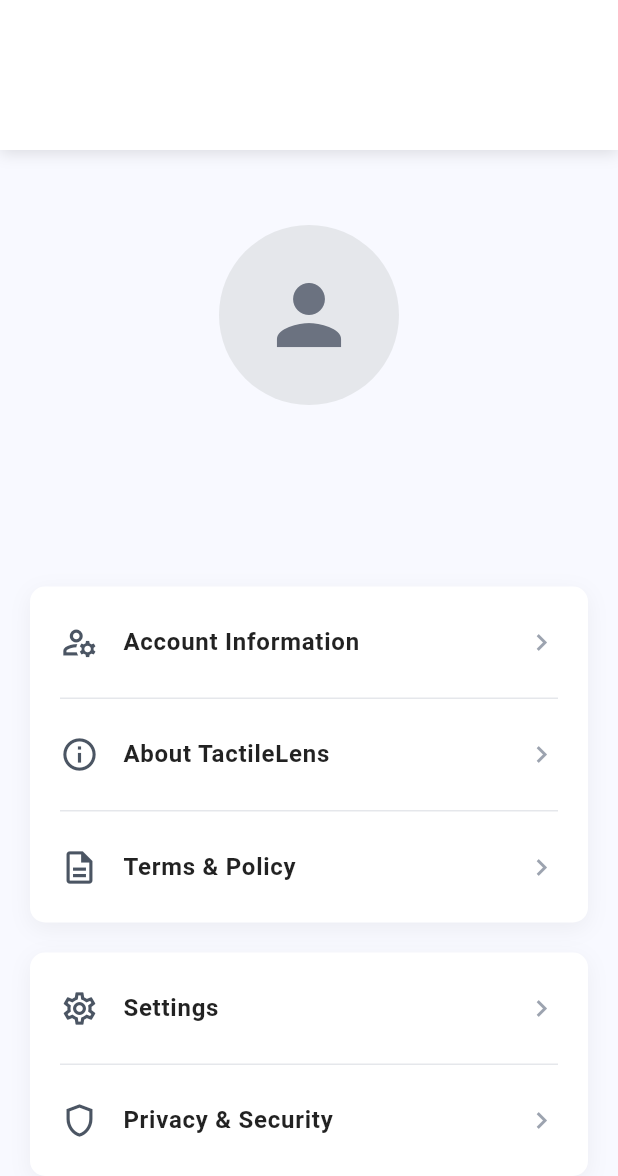
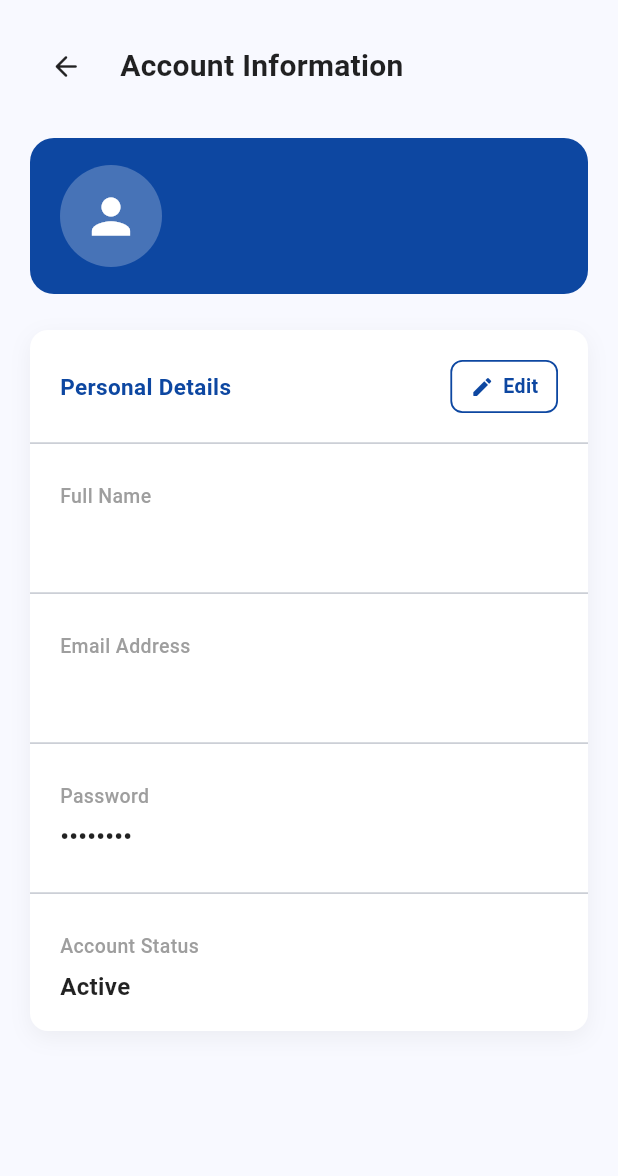
Before and after one commit to Aaeyron/TactileLens, a Flutter app: the ProfileScreen screen opened directly, after a tap on "Account Information", on a phone screen of 412 x 824 dp. Shown: the top 1176 px of the screen. Run offline on Flutter 3.47's test engine with Material 3 defaults, Android fonts, the phone set to English and light mode, and no system bars; our stand-ins replace camera, file_picker, shared_preferences; accounts and stored records are empty; Roboto replaces fonts that are missing (Poppins).

Commit message:
Implement Account Information screen with reusable components and enhanced profile interface

```diff
--- /dev/null
+++ b/frontend/lib/screens/profile/account_information_screen.dart
@@ -0,0 +1,242 @@
+import 'package:flutter/material.dart';
+import '../../styles/screens/profile/account_information_screen_styles.dart';
+import '../../utils/session_manager.dart';
+
+class AccountInformationScreen extends StatefulWidget {
+  const AccountInformationScreen({super.key});
+
+  @override
+  State<AccountInformationScreen> createState() =>
+      _AccountInformationScreenState();
+}
+
+class _AccountInformationScreenState
+    extends State<AccountInformationScreen> {
+
+  String firstName = "";
+  String lastName = "";
+  String email = "";
+
+  @override
+  void initState() {
+    super.initState();
+    loadUser();
+  }
+
+  Future<void> loadUser() async {
+    firstName = await SessionManager.getFirstName() ?? "";
+    lastName = await SessionManager.getLastName() ?? "";
+    email = await SessionManager.getEmail() ?? "";
+
+    setState(() {});
+  }
+
+  Widget buildInfoTile(
+    String title,
+    String value,
+  ) {
+    return Padding(
+      padding: AccountInformationStyles.infoTilePadding,
+      child: Column(
+        crossAxisAlignment: CrossAxisAlignment.start,
+        children: [
+
+          Text(
+            title,
+            style: AccountInformationStyles.infoTitleStyle,
+          ),
+
+          const SizedBox(height: 6),
+
+          Text(
+            value,
+            style: AccountInformationStyles.infoValueStyle,
+          ),
+
+        ],
+      ),
+    );
+  }
+
+ @override
+Widget build(BuildContext context) {
+  return Scaffold(
+    body: SafeArea(
+      child: SingleChildScrollView(
+        child: Padding(
+          padding: AccountInformationStyles.screenPadding,
+          child: Column(
+            crossAxisAlignment: CrossAxisAlignment.start,
+            children: [
+              Row(
+            children: [
+              IconButton(
+                onPressed: () => Navigator.pop(context),
+                icon: Icon(
+                  AccountInformationStyles.backIcon,
+                  size: AccountInformationStyles.backIconSize,
+                  color: AccountInformationStyles.primaryTextColor,
+                ),
+                padding: EdgeInsets.zero,
+                constraints: const BoxConstraints(),
+              ),
+              const SizedBox(width: 12),
+
+              Text(
+                AccountInformationStyles.screenTitle,
+                style: AccountInformationStyles.screenTitleStyle,
+              ),
+            ],
+          ),
+
+          const SizedBox(height: 24),
+
+           Container(
+                width: double.infinity,
+                padding: const EdgeInsets.symmetric(
+                  horizontal: 20,
+                  vertical: 18,
+                ),
+                decoration: BoxDecoration(
+                color: AccountInformationStyles.profileCardBackgroundColor,  // App dark blue
+                  borderRadius: BorderRadius.circular(16),
+                ),
+                child: Row(
+                  crossAxisAlignment: CrossAxisAlignment.center,
+                  children: [
+
+                    CircleAvatar(
+                      radius: 34,
+                      backgroundColor: Colors.white24,
+                      child: const Icon(
+                        Icons.person,
+                        size: 38,
+                        color: Colors.white,
+                      ),
+                    ),
+
+                    const SizedBox(width: 18),
+
+                    Expanded(
+                      child: Column(
+                        crossAxisAlignment: CrossAxisAlignment.start,
+                        children: [
+
+                          Text(
+                            "$firstName $lastName",
+                            style: const TextStyle(
+                              fontFamily: 'Poppins',
+                              fontSize: 20,
+                              fontWeight: FontWeight.w600,
+                              color: Colors.white,
+                            ),
+                          ),
+                        ],
+                      ),
+                    ),
+                  ],
+                ),
+              ),
+
+              const SizedBox(height: 24),
+
+
+              Container(
+                decoration: AccountInformationStyles.cardDecoration,
+               child: Column(
+                  crossAxisAlignment: CrossAxisAlignment.start,
+                  children: [
+
+                    Padding(
+                      padding: AccountInformationStyles.personalDetailsPadding,
+                      child: Row(
+                        mainAxisAlignment: MainAxisAlignment.spaceBetween,
+                        children: [
+
+                          Text(
+                            AccountInformationStyles.personalDetailsTitle,
+                            style: AccountInformationStyles.personalDetailsTitleStyle,
+                          ),
+
+                          InkWell(
+                            onTap: () {
+                              // TODO: Navigate to Edit Account
+                            },
+                            borderRadius: BorderRadius.circular(
+                              AccountInformationStyles.editButtonRadius,
+                            ),
+                            child: Container(
+                              padding: AccountInformationStyles.editButtonPadding,
+                              decoration: BoxDecoration(
+                                color: Colors.white,
+                                borderRadius: BorderRadius.circular(
+                                  AccountInformationStyles.editButtonRadius,
+                                ),
+                                border: Border.all(
+                                  color: AccountInformationStyles.appPrimaryColor,
+                                  width: 1.2,
+                                ),
+                              ),
+                              child: Row(
+                                mainAxisSize: MainAxisSize.min,
+                                children: [
+
+                                  Icon(
+                                    AccountInformationStyles.editButtonIcon,
+                                    size: AccountInformationStyles.editButtonIconSize,
+                                    color: AccountInformationStyles.appPrimaryColor,
+                                  ),
+
+                                  const SizedBox(width: 6),
+
+                                  Text(
+                                    AccountInformationStyles.editButtonTitle,
+                                    style: AccountInformationStyles.editButtonStyle,
+                                  ),
+
+                                ],
+                              ),
+                            ),
+                          ),
+
+                        ],
+                      ),
+                    ),
+                    const Divider(),
+
+                    buildInfoTile(
+                      "Full Name",
+                      "$firstName $lastName",
+                    ),
+
+                    const Divider(),
+
+                    buildInfoTile(
+                      "Email Address",
+                      email,
+                    ),
+
+                    const Divider(),
+
+                    buildInfoTile(
+                      "Password",
+                      "••••••••",
+                    ),
+
+                    const Divider(),
+
+                    buildInfoTile(
+                      "Account Status",
+                      "Active",
+                        ),
+                      ],
+                    ),
+                  ),
+                ],
+              ),
+            ),
+          ),
+        ),
+      );
+    }
+ }
--- a/frontend/lib/screens/profile/profile_screen.dart
+++ b/frontend/lib/screens/profile/profile_screen.dart
@@ -3,6 +3,7 @@ import '../../widgets/app_header.dart';
 import '../../styles/screens/profile/profile_screen_styles.dart';
 import '../../utils/session_manager.dart';
 import '../../widgets/profile/logout_dialog.dart';
+import 'account_information_screen.dart';
 
 
 class ProfileScreen extends StatefulWidget {
@@ -116,7 +117,14 @@ Widget build(BuildContext context) {
                           size: ProfileStyles.menuArrowSize,
                           color: ProfileStyles.menuArrowColor,
                         ),
-                        onTap: () {},
+                       onTap: () {
+                          Navigator.push(
+                            context,
+                            MaterialPageRoute(
+                              builder: (_) => const AccountInformationScreen(),
+                            ),
+                          );
+                        },
                       ),
 
                       Divider(
--- /dev/null
+++ b/frontend/lib/styles/screens/profile/account_information_screen_styles.dart
@@ -0,0 +1,143 @@
+import 'package:flutter/material.dart';
+
+class AccountInformationStyles {
+  const AccountInformationStyles._();
+
+  // ==========================================================
+  // SHARED COLORS
+  // ==========================================================
+
+  static const Color primaryTextColor = Colors.black87;
+
+  static const Color appPrimaryColor =
+      Color(0xFF0D47A1);
+
+  // ==========================================================
+  // SCREEN LAYOUT
+  // ==========================================================
+
+  static const EdgeInsets screenPadding =
+      EdgeInsets.all(20);
+
+  // ==========================================================
+  // SCREEN TITLE
+  // ==========================================================
+
+  static const String screenTitle =
+      "Account Information";
+
+  static const TextStyle screenTitleStyle = TextStyle(
+    fontSize: 20,
+    fontWeight: FontWeight.w600,
+    color: primaryTextColor,
+    letterSpacing: 0.2,
+  );
+
+  // ==========================================================
+  // HEADER
+  // ==========================================================
+
+  static const IconData backIcon =
+      Icons.arrow_back_rounded;
+
+  static const double backIconSize = 22;
+
+  static const double headerSpacing = 12;
+
+  static const double headerBottomSpacing = 24;
+
+  // ==========================================================
+  // PROFILE SUMMARY CARD
+  // ==========================================================
+
+  static const Color profileCardBackgroundColor =
+      appPrimaryColor;
+
+  // ==========================================================
+  // PERSONAL DETAILS CARD
+  // ==========================================================
+
+  static const EdgeInsets infoTilePadding =
+      EdgeInsets.symmetric(
+    horizontal: 20,
+    vertical: 18,
+  );
+
+  static final BoxDecoration cardDecoration =
+      BoxDecoration(
+    color: Colors.white,
+    borderRadius: BorderRadius.circular(12),
+    boxShadow: [
+      BoxShadow(
+        color: Colors.black.withValues(alpha: 0.05),
+        blurRadius: 12,
+        offset: const Offset(0, 4),
+      ),
+    ],
+  );
+
+  // ==========================================================
+  // PERSONAL DETAILS HEADER
+  // ==========================================================
+
+  static const String personalDetailsTitle =
+      "Personal Details";
+
+  static const EdgeInsets personalDetailsPadding =
+      EdgeInsets.fromLTRB(20, 20, 20, 12);
+
+  static const TextStyle personalDetailsTitleStyle =
+      TextStyle(
+    fontFamily: 'Poppins',
+    fontSize: 15,
+    fontWeight: FontWeight.w600,
+    color: appPrimaryColor,
+  );
+
+
+ // ==========================================================
+// EDIT BUTTON
+// ==========================================================
+
+static const String editButtonTitle =
+    "Edit";
+
+static const IconData editButtonIcon =
+    Icons.mode_edit_outline_rounded;
+
+static const double editButtonIconSize = 16;
+
+static const double editButtonRadius = 8;
+
+static const EdgeInsets editButtonPadding =
+    EdgeInsets.symmetric(
+      horizontal: 12,
+      vertical: 7,
+    );
+
+static const TextStyle editButtonStyle =
+    TextStyle(
+      fontFamily: 'Poppins',
+      fontSize: 13,
+      fontWeight: FontWeight.w600,
+      color: appPrimaryColor,
+    );
+
+  // ==========================================================
+  // INFO TEXT STYLES
+  // ==========================================================
+
+  static const TextStyle infoTitleStyle =
+      TextStyle(
+    fontSize: 13,
+    color: Colors.grey,
+    fontWeight: FontWeight.w500,
+  );
+
+  static const TextStyle infoValueStyle =
+      TextStyle(
+    fontSize: 16,
+    color: Colors.black87,
+    fontWeight: FontWeight.w600,
+  );
+}
```
Also changed, not shown: frontend/lib/widgets/profile/account_information_tile.dart (added).
